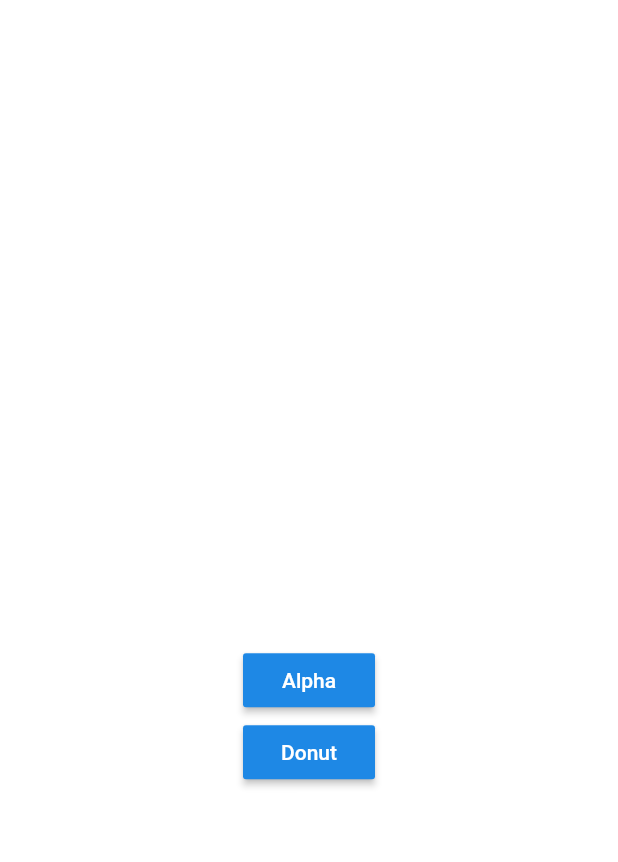
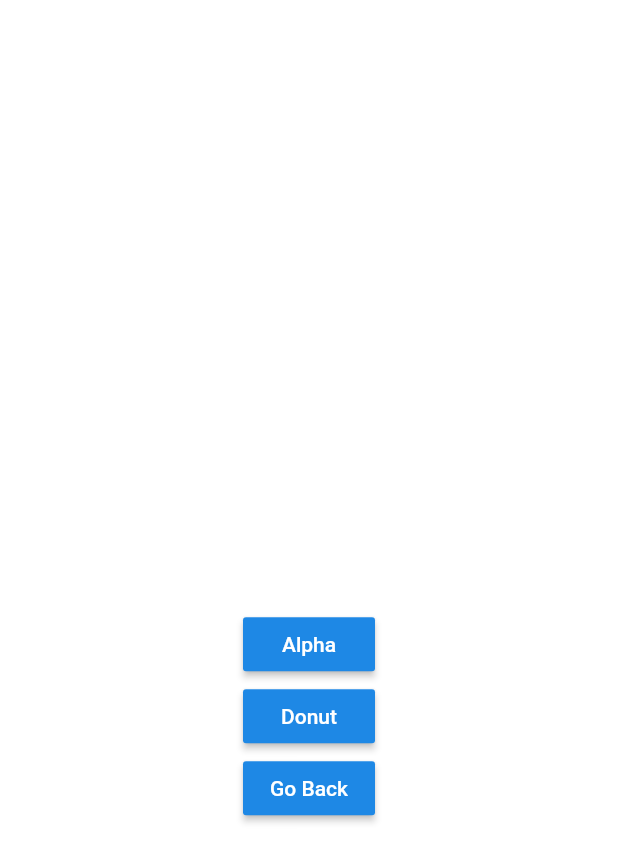
Before and after one commit to pstumbaugh/Dart-Flutter_Module6-Navigation-and-Routing, a Flutter app: the screen it shows after launch, after a tap on "Beta", on a phone screen of 412 x 824 dp. Shown: the top 862 px of the screen. Run offline on Flutter 3.47's test engine with Material 2 defaults, Android fonts, the phone set to English and light mode, and no system bars.

Commit message:
added go back button

```diff
--- a/journal/lib/alpha.dart
+++ b/journal/lib/alpha.dart
@@ -1,5 +1,4 @@
-import 'package:flutter/material.dart';
-
+import 'imports.dart';
 import 'beta.dart';
 import 'donut.dart';
 
@@ -13,7 +12,7 @@ class Alpha extends StatelessWidget {
       children: [
         textPlaceholder(context),
         betaButton(context),
-        donutButton(context)
+        donutButton(context),
       ],
     ));
   }
--- a/journal/lib/beta.dart
+++ b/journal/lib/beta.dart
@@ -1,5 +1,4 @@
-import 'package:flutter/material.dart';
-
+import 'imports.dart';
 import 'donut.dart';
 
 class Beta extends StatelessWidget {
@@ -14,7 +13,8 @@ class Beta extends StatelessWidget {
       children: [
         textPlaceholder(context),
         backToAlpha(context),
-        donutButton(context)
+        donutButton(context),
+        goBackButton(context)
       ],
     ));
   }
--- a/journal/lib/donut.dart
+++ b/journal/lib/donut.dart
@@ -13,7 +13,8 @@ class Donut extends StatelessWidget {
       children: [
         textPlaceholder(context),
         alphaButton(context),
-        betaButton(context)
+        betaButton(context),
+        goBackButton(context)
       ],
     ));
   }
--- a/journal/lib/imports.dart
+++ b/journal/lib/imports.dart
@@ -1,2 +1,3 @@
 export 'package:flutter/material.dart';
+export 'main.dart';
 //export 'screens/alpha.dart';
--- a/journal/lib/main.dart
+++ b/journal/lib/main.dart
@@ -23,3 +23,16 @@ class MyApp extends StatelessWidget {
     );
   }
 }
+
+void popBack(BuildContext context) {
+  Navigator.of(context).pop();
+}
+
+Widget goBackButton(BuildContext context) {
+  return RaisedButton(
+    child: Text('Go Back'),
+    onPressed: () {
+      popBack(context);
+    },
+  );
+}
```
